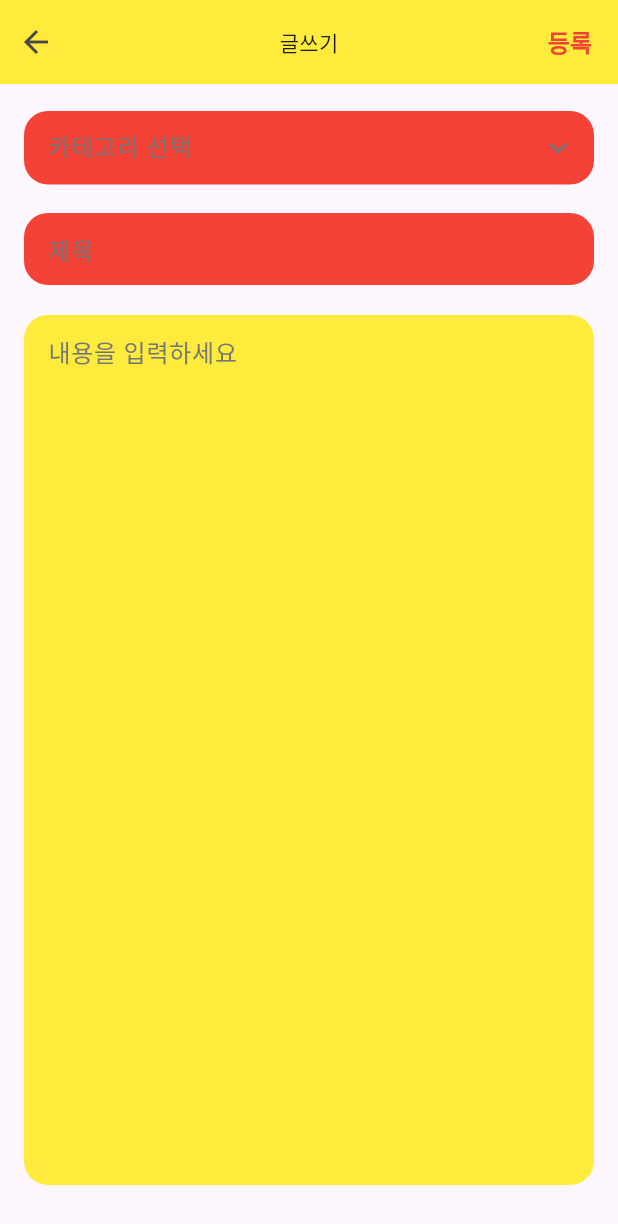
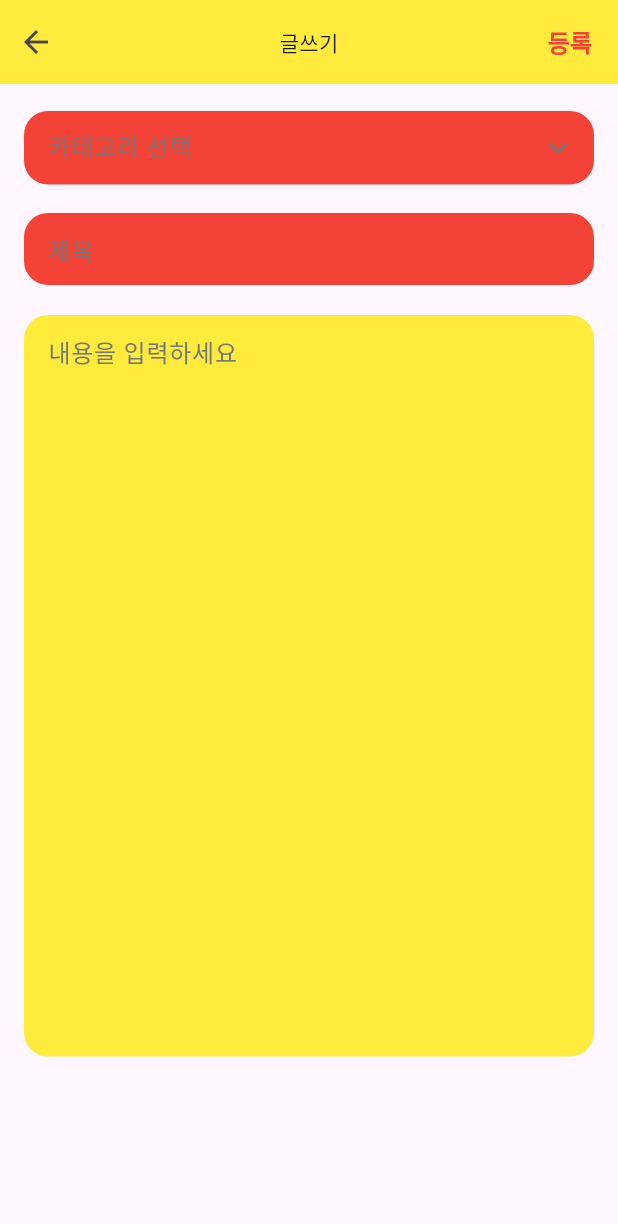
Before and after one commit to elbicuderri/board, a Flutter app: the WritePage screen opened directly with empty values, on a phone screen of 412 x 824 dp. Shown: the top 1224 px of the screen. Run offline on Flutter 3.47's test engine with Material 3 defaults, Android fonts, the phone set to English and light mode, and no system bars.

Commit message:
Use MediaQuery

```diff
--- a/lib/pages/post_page.dart
+++ b/lib/pages/post_page.dart
@@ -75,8 +75,7 @@ class _PostPageState extends State<PostPage> {
                     Divider(height: 14, thickness: 1, color: Colors.red),
                     SizedBox(height: 18),
                     // Use fixed width for content to ensure scrollbar position
-                    SizedBox(
-                      height: 620,
+                    Expanded(
                       child: RawScrollbar(
                         controller: _scrollController,
                         thumbColor: Colors.red.withValues(alpha: 0.3),
--- a/lib/pages/write_page.dart
+++ b/lib/pages/write_page.dart
@@ -127,7 +127,7 @@ class _WritePageState extends State<WritePage> {
               fillColor: Colors.yellow,
               borderRadius: 16,
               padding: EdgeInsets.symmetric(horizontal: 16),
-              height: 580,
+              height: MediaQuery.of(context).size.height * 0.6,
             ),
           ],
         ),
```
